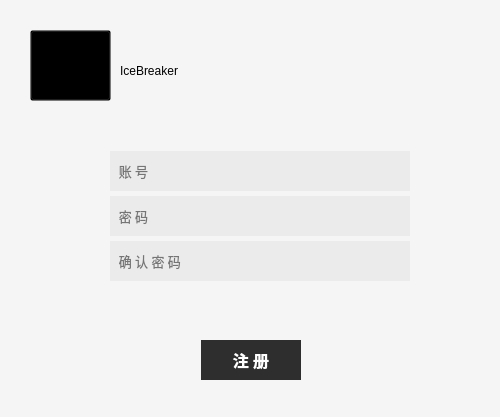
The window that IBClient/regster_windows.ui (AGuan177/QTice) describes before a commit, drawn with Qt 5.
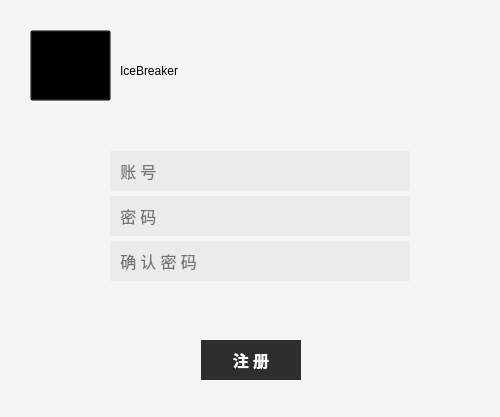
The same window after the commit. Icons and pictures are not drawn.

What changed in the file:
```diff
--- a/IBClient/regster_windows.ui
+++ b/IBClient/regster_windows.ui
@@ -208,7 +208,7 @@
          <property name="font">
           <font>
            <family>微软雅黑</family>
-           <pointsize>10</pointsize>
+           <pointsize>12</pointsize>
           </font>
          </property>
          <property name="styleSheet">
@@ -236,7 +236,7 @@
          <property name="font">
           <font>
            <family>微软雅黑</family>
-           <pointsize>10</pointsize>
+           <pointsize>12</pointsize>
           </font>
          </property>
          <property name="text">
@@ -267,7 +267,7 @@
          <property name="font">
           <font>
            <family>微软雅黑</family>
-           <pointsize>10</pointsize>
+           <pointsize>12</pointsize>
           </font>
          </property>
          <property name="text">
```
